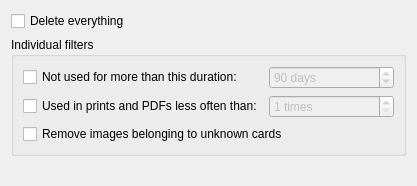
Above: mtg_proxy_printer/resources/ui/cache_cleanup_wizard/filter_setup_page.ui from luziferius/MTGProxyPrinter before the change. Below: the same form after it.
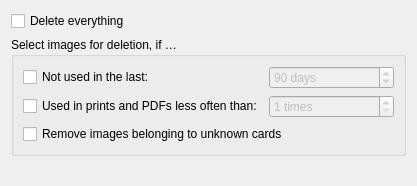
That is the form after the change. Icons and pictures are not drawn.

Commit message:
CacheCleanupWizard: Reworded texts on the first wizard page.
FossilOrigin-Name: aaaa76287b288d17493123a2ae63d95c51ece2974d8c938eb6fafdb4363ee82b

What changed in the file:
```diff
--- a/mtg_proxy_printer/resources/ui/cache_cleanup_wizard/filter_setup_page.ui
+++ b/mtg_proxy_printer/resources/ui/cache_cleanup_wizard/filter_setup_page.ui
@@ -36,7 +36,7 @@
       <string>Select images for removal based on any matching criterium.</string>
      </property>
      <property name="title">
-      <string>Individual filters</string>
+      <string>Select images for deletion, if …</string>
      </property>
      <layout class="QGridLayout" name="gridLayout_2">
       <item row="1" column="0">
@@ -49,7 +49,7 @@
       <item row="0" column="0">
        <widget class="QCheckBox" name="time_filter_enabled_checkbox">
         <property name="text">
-         <string>Not used for more than this duration:</string>
+         <string>Not used in the last:</string>
         </property>
        </widget>
       </item>
```
